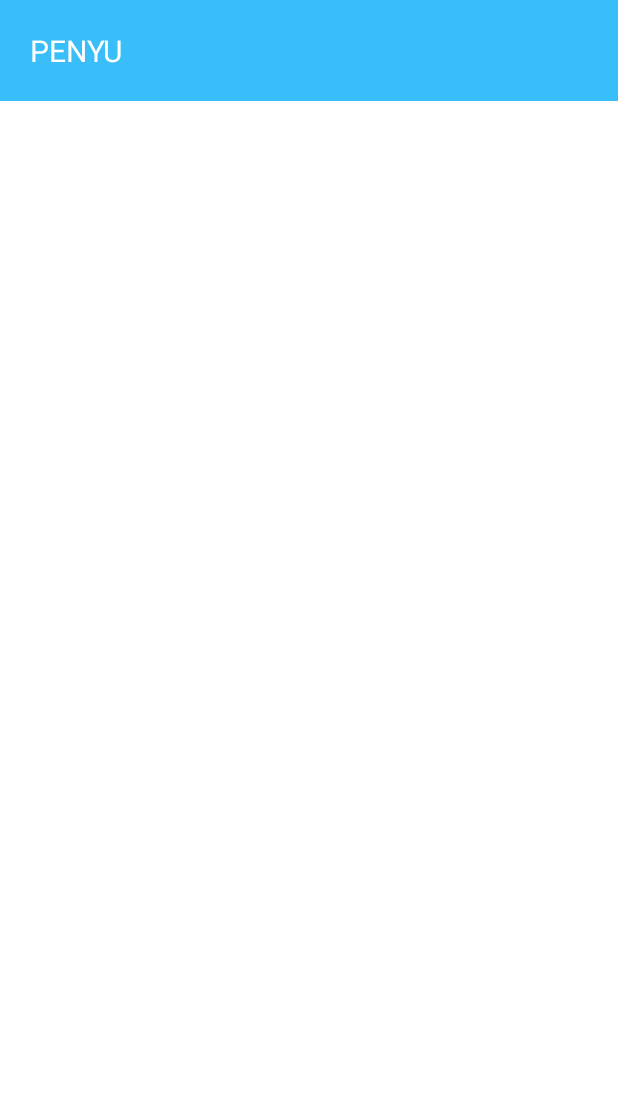
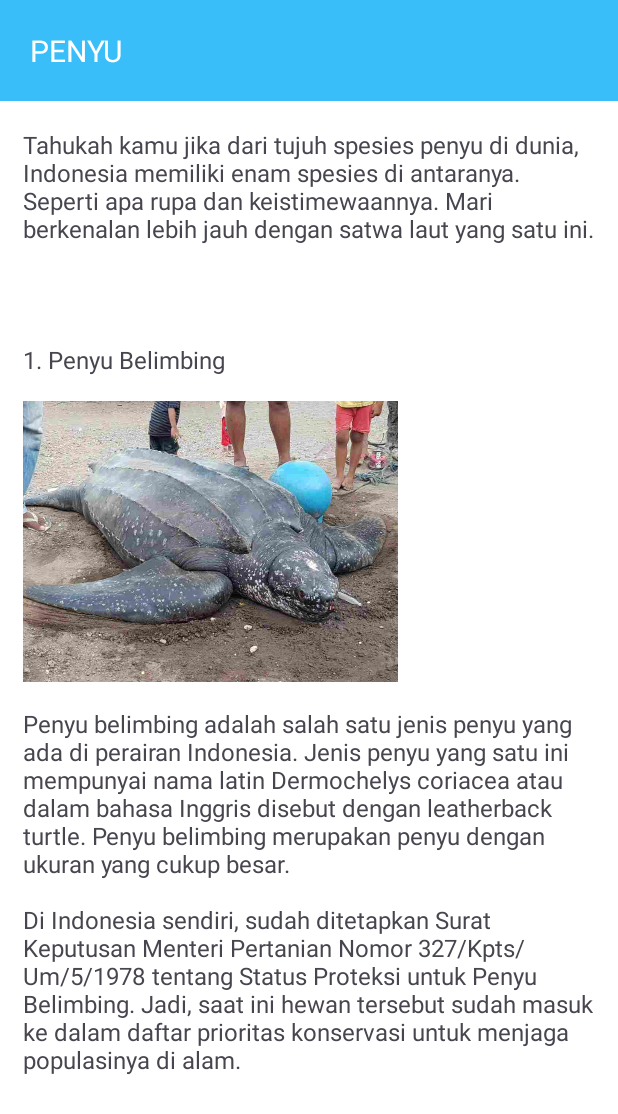
Before and after one commit to akmalghandi20/TA-PM1-MUNYUK, an Android app: the fragment PenyuFragment shown on its own in the app's theme, on a phone screen of 412 x 824 dp. Shown: the top 1114 px of the screen. Run offline under Robolectric (Android 15) with nearby library versions, the phone set to English and light mode, and no system bars.

Commit message:
dayanu: menambahkan deskripsi penyu belimbing

```diff
--- a/Program/app/src/main/res/layout/fragment_penyu.xml
+++ b/Program/app/src/main/res/layout/fragment_penyu.xml
@@ -1,5 +1,6 @@
 <?xml version="1.0" encoding="utf-8"?>
 <FrameLayout xmlns:android="http://schemas.android.com/apk/res/android"
+    xmlns:app="http://schemas.android.com/apk/res-auto"
     xmlns:tools="http://schemas.android.com/tools"
     android:layout_width="match_parent"
     android:layout_height="match_parent"
@@ -16,8 +17,57 @@
 
             <androidx.constraintlayout.widget.ConstraintLayout
                 android:layout_width="match_parent"
-                android:layout_height="match_parent">
+                android:layout_height="match_parent"
+                android:layout_marginTop="70dp">
 
+                <TextView
+                    android:id="@+id/textView24"
+                    android:layout_width="wrap_content"
+                    android:layout_height="wrap_content"
+                    android:padding="15dp"
+                    android:text="Tahukah kamu jika dari tujuh spesies penyu di dunia, Indonesia memiliki enam spesies di antaranya. Seperti apa rupa dan keistimewaannya. Mari berkenalan lebih jauh dengan satwa laut yang satu ini."
+                    app:layout_constraintStart_toStartOf="parent"
+                    app:layout_constraintTop_toTopOf="parent" />
+
+                <TextView
+                    android:id="@+id/textView25"
+                    android:layout_width="wrap_content"
+                    android:layout_height="wrap_content"
+                    android:paddingStart="15dp"
+                    android:paddingTop="50dp"
+                    android:text="1. Penyu Belimbing"
+                    app:layout_constraintStart_toStartOf="parent"
+                    app:layout_constraintTop_toBottomOf="@+id/textView24" />
+
+                <ImageView
+                    android:id="@+id/imageView17"
+                    android:layout_width="250dp"
+                    android:layout_height="190dp"
+                    android:layout_margin="15dp"
+                    android:src="@drawable/belimbing"
+                    app:layout_constraintStart_toStartOf="parent"
+                    app:layout_constraintTop_toBottomOf="@+id/textView25" />
+
+                <TextView
+                    android:id="@+id/textView28"
+                    android:layout_width="wrap_content"
+                    android:layout_height="wrap_content"
+                    android:padding="15dp"
+                    android:text="Penyu belimbing adalah salah satu jenis penyu yang ada di perairan Indonesia. Jenis penyu yang satu ini mempunyai nama latin Dermochelys coriacea atau dalam bahasa Inggris disebut dengan leatherback turtle. Penyu belimbing merupakan penyu dengan ukuran yang cukup besar."
+                    app:layout_constraintEnd_toEndOf="parent"
+                    app:layout_constraintStart_toStartOf="parent"
+                    app:layout_constraintTop_toBottomOf="@+id/imageView17" />
+
+                <TextView
+                    android:id="@+id/textView34"
+                    android:layout_width="wrap_content"
+                    android:layout_height="wrap_content"
+                    android:paddingStart="15dp"
+                    android:paddingEnd="15dp"
+                    android:text="Di Indonesia sendiri, sudah ditetapkan Surat Keputusan Menteri Pertanian Nomor 327/Kpts/Um/5/1978 tentang Status Proteksi untuk Penyu Belimbing. Jadi, saat ini hewan tersebut sudah masuk ke dalam daftar prioritas konservasi untuk menjaga populasinya di alam."
+                    app:layout_constraintEnd_toEndOf="parent"
+                    app:layout_constraintStart_toStartOf="parent"
+                    app:layout_constraintTop_toBottomOf="@+id/textView28" />
             </androidx.constraintlayout.widget.ConstraintLayout>
         </LinearLayout>
     </ScrollView>
```
Also changed, not shown: Program/app/src/main/res/drawable/belimbing.jpg (added).
